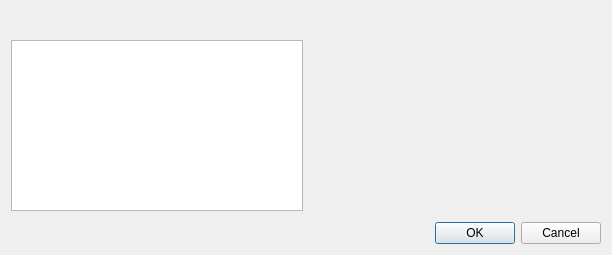
Before: the Qt Designer form src/gui/EditWidget.ui in keepassxreboot/keepassxc, drawn with Qt 5.
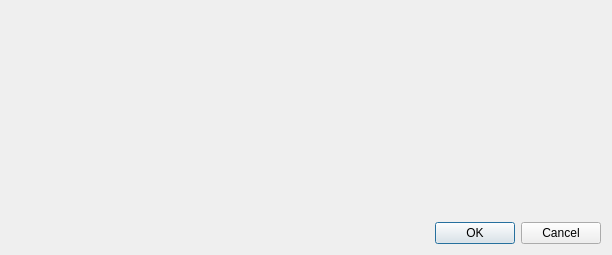
After: the same form once the commit is applied. Custom widgets are drawn as their Qt base class.

Commit message: Make widget scalable and set minimum width based on the widget text

```diff
--- a/src/gui/EditWidget.ui
+++ b/src/gui/EditWidget.ui
@@ -38,9 +38,16 @@
     </spacer>
    </item>
    <item>
-    <layout class="QHBoxLayout" name="horizontalLayout">
+    <layout class="QHBoxLayout" name="horizontalLayout" stretch="0,1">
      <item>
-      <widget class="CategoryListWidget" name="categoryList"/>
+      <widget class="CategoryListWidget" name="categoryList" native="true">
+       <property name="sizePolicy">
+        <sizepolicy hsizetype="Preferred" vsizetype="Expanding">
+         <horstretch>0</horstretch>
+         <verstretch>0</verstretch>
+        </sizepolicy>
+       </property>
+      </widget>
      </item>
      <item>
       <widget class="QStackedWidget" name="stackedWidget">
@@ -76,7 +83,7 @@
   </customwidget>
   <customwidget>
    <class>CategoryListWidget</class>
-   <extends>QListWidget</extends>
+   <extends>QWidget</extends>
    <header>gui/CategoryListWidget.h</header>
   </customwidget>
  </customwidgets>
```
Left out of the diff: 1 changed line with no effect on the pictures. The commit also changes 4 other files.
